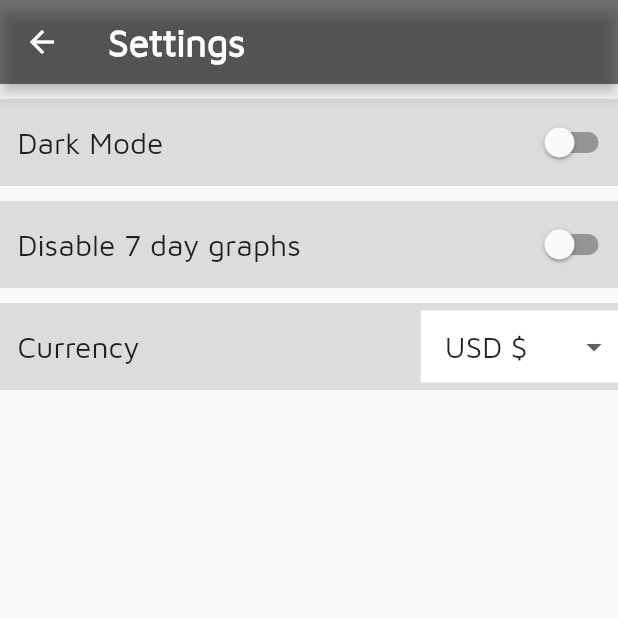
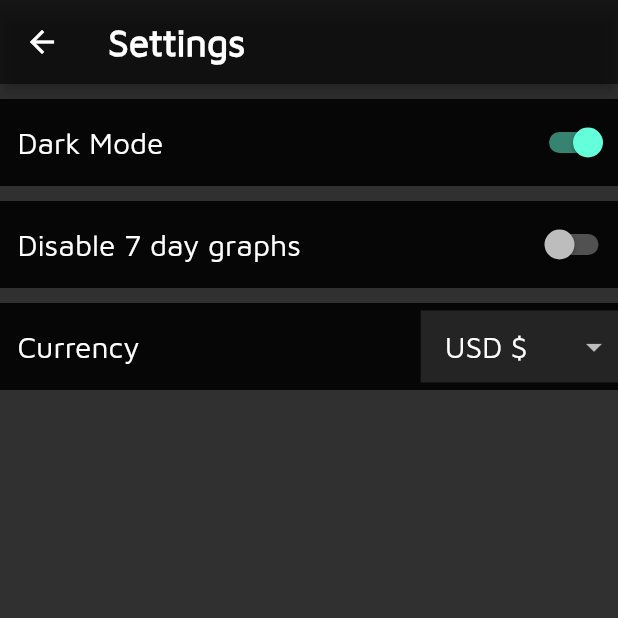
Before and after one commit to Blakexx/CryptoTracker, a Flutter app: the Settings screen opened directly, on a phone screen of 412 x 824 dp, the top half of it. Run offline on Flutter 3.47's test engine with Material 2 defaults, Android fonts, the phone set to English and light mode, and no system bars; our stand-ins replace cached_network_image, charts_flutter, dynamic_theme, flutter_cache_manager; network calls fail.

Commit message:
1.1.0 - Fixed issue with reloading, Made dark mode default

```diff
--- a/lib/main.dart
+++ b/lib/main.dart
@@ -93,8 +93,8 @@ void main() {
   timeDilation = 1.0;
   themeInfo.readData().then((value){
     if(value==null || value.length!=3){
-      themeInfo.writeData("0 1 USD").then((f){
-        bright = true;
+      themeInfo.writeData("1 1 USD").then((f){
+        bright = false;
         displayGraphs = true;
         firstTime = true;
         runApp(new DynamicTheme(
@@ -120,6 +120,7 @@ void main() {
           Map<String, dynamic> map = json.decode(response.body)["data"];
           rate = map["quotes"][currency]["price"]/map["quotes"]["USD"]["price"]*1.0;
           usdRate = rate;
+          firstTime = true;
           runApp(new DynamicTheme(
               themedWidgetBuilder: (context, theme){
                 return new MaterialApp(
@@ -135,6 +136,7 @@ void main() {
         usdRate = 1.0;
         rate = 1.0;
         symbol = "\$";
+        firstTime = true;
         runApp(new DynamicTheme(
           themedWidgetBuilder: (context, theme){
             return new MaterialApp(
@@ -198,11 +200,8 @@ class HomePageState extends State<HomePage>{
   Future<String> setUpData() async{
     count = 0;
     realCount = 0;
-    //print(count);
-    //print(itemCount);
     http.Response r;
     while(count<itemCount){
-      //print(count);
       r = await http.get(
           Uri.encodeFull("https://api.coinmarketcap.com/v2/ticker/?start="+count.toString())
       );
@@ -224,15 +223,11 @@ class HomePageState extends State<HomePage>{
       setState((){});
       count+=100;
     }
-    //print(count.toString()+" "+itemCount.toString());
-    //print("Data Retrieved and Processed");
     if(first){
       buildCount = 199;
     }
     first = false;
-    //print(data.toString());
     done = true;
-    //print(fullList);
     setState((){});
     return new Future<String>((){return "0";});
   }
@@ -276,7 +271,6 @@ class HomePageState extends State<HomePage>{
       setUpData();
       buildCount++;
     }
-    //print(buildCount);
     if(buildCount==199){
       //build fav list
       inds = new List<int>();
@@ -374,7 +368,7 @@ class HomePageState extends State<HomePage>{
             actions: [
               new DescribedFeatureOverlay(
                 featureId: features[2],
-                color: Colors.blue,
+                color: Colors.teal,
                 title: 'Searching',
                 icon: Icons.search,
                   description: new Text(
@@ -411,7 +405,7 @@ class HomePageState extends State<HomePage>{
                     f();
                   },
                   featureId: features[3],
-                  color: Colors.blue,
+                  color: Colors.teal,
                   title: 'Sorting',
                   icon: Icons.sort,
                   description: new Text(
@@ -523,7 +517,7 @@ class HomePageState extends State<HomePage>{
                     f();
                   },
                   featureId: features[4],
-                  color: Colors.blue,
+                  color: Colors.teal,
                   title: 'Extra',
                   icon: Icons.more_vert,
                   description: new Text(
@@ -644,7 +638,7 @@ class HomePageState extends State<HomePage>{
         ),
         floatingActionButton: (done && completer.isCompleted)?new DescribedFeatureOverlay(
             featureId: features[0],
-            color: Colors.blue,
+            color: Colors.teal,
             title: 'Adding',
             icon: Icons.add,
             description: new Text(
@@ -691,7 +685,7 @@ class HomePageState extends State<HomePage>{
                           if(firstTime && i==0){
                             return new DescribedFeatureOverlay(
                                 featureId: features[5],
-                                color: Colors.blue,
+                                color: Colors.teal,
                                 icon: Icons.info,
                                 title: "More Info",
                                 description: new Text(
@@ -869,40 +863,7 @@ class SettingsState extends State<Settings>{
                                           color: bright?Colors.white:Colors.white12,
                                           child: new MyDropdown.DropdownButtonHideUnderline(
                                             child: new ButtonTheme(alignedDropdown: true,minWidth: 0.0,child: new MyDropdown.DropdownButton<String>(
-                                                items: [
-                                                  new MyDropdown.DropdownMenuItem<String>(value: "USD", child: new Text("USD \$")),
-                                                  new MyDropdown.DropdownMenuItem<String>(value: "AUD", child: new Text("AUD A\$")),
-                                                  new MyDropdown.DropdownMenuItem<String>(value: "BRL", child: new Text("BRL R\$")),
-                                                  new MyDropdown.DropdownMenuItem<String>(value: "CAD", child: new Text("CAD C\$")),
-                                                  new MyDropdown.DropdownMenuItem<String>(value: "CHF", child: new Text("CHF Fr.")),
-                                                  new MyDropdown.DropdownMenuItem<String>(value: "CLP", child: new Text("CLP \$")),
-                                                  new MyDropdown.DropdownMenuItem<String>(value: "CNY", child: new Text("CNY ¥")),
-                                                  new MyDropdown.DropdownMenuItem<String>(value: "CZK", child: new Text("CZK Kč")),
-                                                  new MyDropdown.DropdownMenuItem<String>(value: "DKK", child: new Text("DKK kr.")),
-                                                  new MyDropdown.DropdownMenuItem<String>(value: "EUR", child: new Text("EUR €")),
-                                                  new MyDropdown.DropdownMenuItem<String>(value: "GBP", child: new Text("GBP £")),
-                                                  new MyDropdown.DropdownMenuItem<String>(value: "HKD", child: new Text("HKD HK\$")),
-                                                  new MyDropdown.DropdownMenuItem<String>(value: "HUF", child: new Text("HUF Ft")),
-                                                  new MyDropdown.DropdownMenuItem<String>(value: "IDR", child: new Text("IDR Rp")),
-                                                  new MyDropdown.DropdownMenuItem<String>(value: "ILS", child: new Text("ILS ₪")),
-                                                  new MyDropdown.DropdownMenuItem<String>(value: "INR", child: new Text("INR ₹")),
-                                                  new MyDropdown.DropdownMenuItem<String>(value: "JPY", child: new Text("JPY ¥")),
-                                                  new MyDropdown.DropdownMenuItem<String>(value: "KRW", child: new Text("KRW ₩")),
-                                                  new MyDropdown.DropdownMenuItem<String>(value: "MXN", child: new Text("MXN \$")),
-                                                  new MyDropdown.DropdownMenuItem<String>(value: "MYR", child: new Text("MYR RM")),
-                                                  new MyDropdown.DropdownMenuItem<String>(value: "NOK", child: new Text("NOK kr")),
-                                                  new MyDropdown.DropdownMenuItem<String>(value: "NZD", child: new Text("NZD \$")),
-                                                  new MyDropdown.DropdownMenuItem<String>(value: "PHP", child: new Text("PHP ₱")),
-                                                  new MyDropdown.DropdownMenuItem<String>(value: "PKR", child: new Text("PKR ₨")),
-                                                  new MyDropdown.DropdownMenuItem<String>(value: "PLN", child: new Text("PLN zł")),
-                                                  new MyDropdown.DropdownMenuItem<String>(value: "RUB", child: new Text("RUB ₽")),
-                                                  new MyDropdown.DropdownMenuItem<String>(value: "SEK", child: new Text("SEK kr")),
-                                                  new MyDropdown.DropdownMenuItem<String>(value: "SGD", child: new Text("SGD S\$")),
-                                                  new MyDropdown.DropdownMenuItem<String>(value: "THB", child: new Text("THB ฿")),
-                                                  new MyDropdown.DropdownMenuItem<String>(value: "TRY", child: new Text("TRY ₺")),
-                                                  new MyDropdown.DropdownMenuItem<String>(value: "TWD", child: new Text("TWD NT\$")),
-                                                  new MyDropdown.DropdownMenuItem<String>(value: "ZAR", child: new Text("ZAR R")),
-                                                ],
+                                                items: currencySymbolMap.keys.map((key)=>new MyDropdown.DropdownMenuItem<String>(value: key, child: new Text("$key ${currencySymbolMap[key]}"))).toList(),
                                                 onChanged: (s){
                                                   if(doneChanging){
                                                     setState((){doneChanging = false;});
@@ -975,9 +936,9 @@ class CryptoListState extends State<CryptoList>{
   int realCount = 0;
   Future<String> setUpData() async{
     realCount = 0;
-    int count = 1;
+    int count = 0;
     http.Response r;
-    while(count<itemCount+1){
+    while(count<itemCount){
       r = await http.get(
           Uri.encodeFull("https://api.coinmarketcap.com/v2/ticker/?start="+count.toString())
       );
@@ -1251,7 +1212,7 @@ class CryptoListState extends State<CryptoList>{
                                           Navigator.of(context).pop();
                                         },
                                         featureId: features[1],
-                                        color: Colors.blue,
+                                        color: Colors.teal,
                                         icon: Icons.add,
                                         title: "Items",
                                         description: new Column(
@@ -1747,7 +1708,6 @@ class CryptoState extends State<Crypto>{
                   }
                   storage.writeData(dataBuild);
                 }else{
-                  //print(widget.favIndex);
                   favList.removeAt(widget.favIndex);
                   widget.favIndex = null;
                   for(int i = 0; i<favList.length;i++){
@@ -1758,7 +1718,6 @@ class CryptoState extends State<Crypto>{
                   for(int i = 0;i<favList.length;i++){
                     dataBuild+=(favList[i] as FavCrypto).id.toString()+" "+(favList[i] as FavCrypto).index.toString()+" ";
                   }
-                  //print(dataBuild);
                   storage.writeData(dataBuild);
                 }
               }
```
Also changed, not shown: 2 other files.
